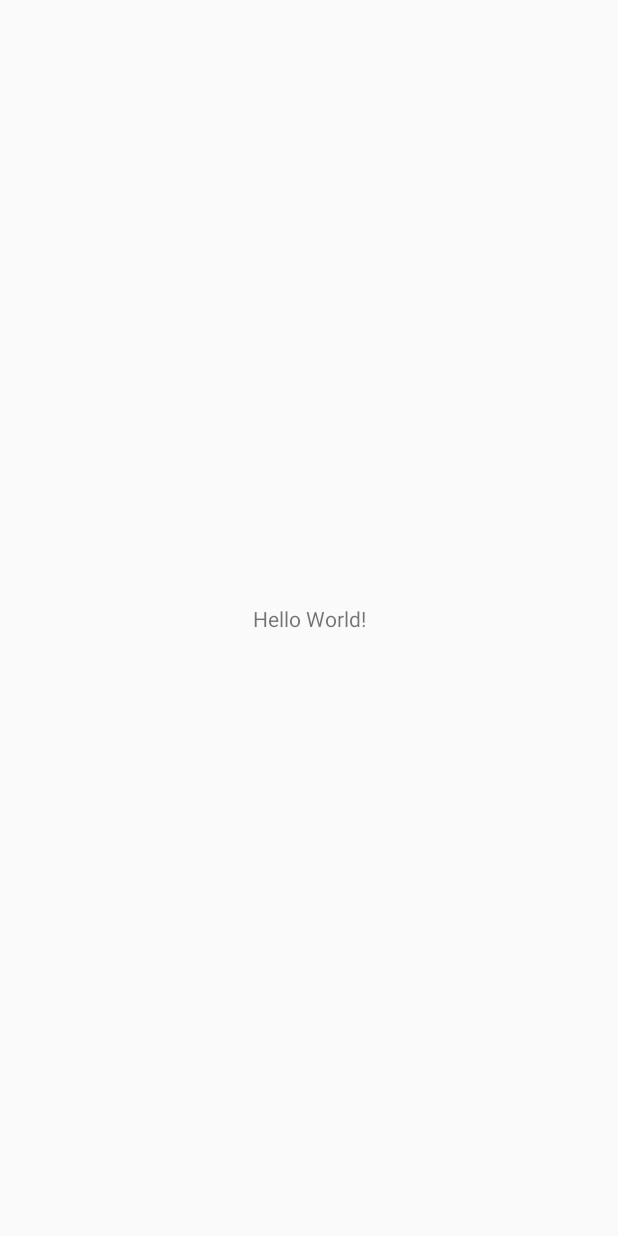
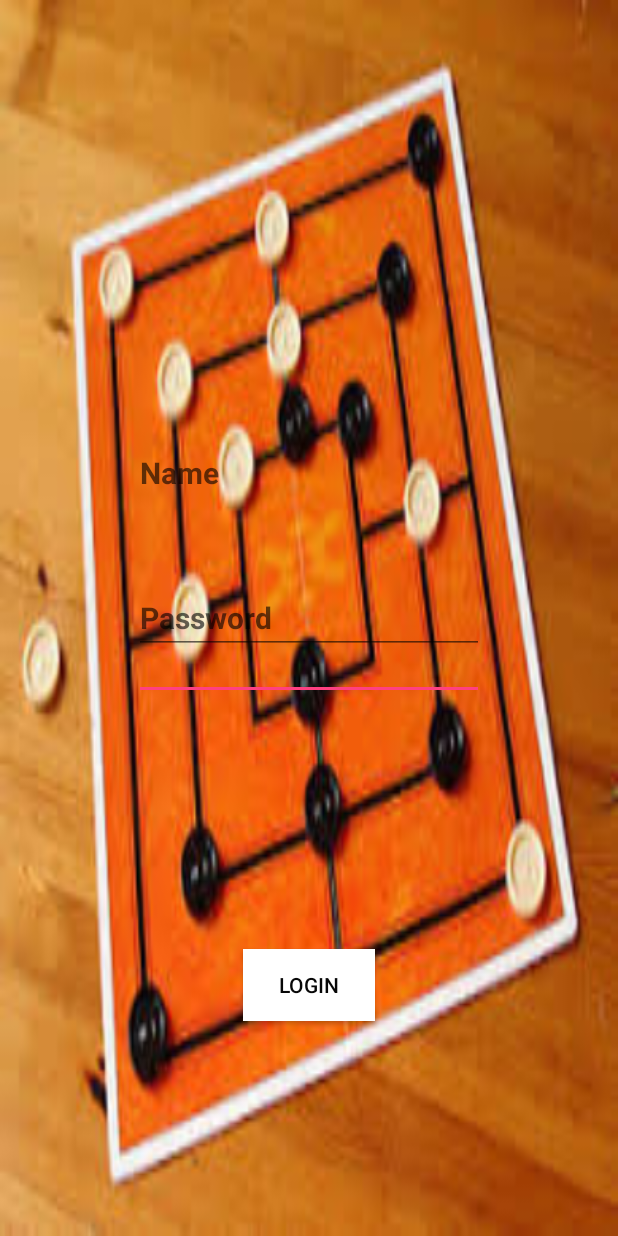
Before and after one commit to 702Hussein/Muehle, an Android app: the screen it shows after launch (MainActivity), on a phone screen of 412 x 824 dp. Before the commit the screen is almost empty. Run offline under Robolectric (Android 15) with nearby library versions, the phone set to English and light mode, and no system bars; 1 statement that could not run was skipped.

Commit message:
Created the Login layout not finish yet

```diff
--- a/app/build.gradle
+++ b/app/build.gradle
@@ -25,4 +25,5 @@ dependencies {
     testImplementation 'junit:junit:4.12'
     androidTestImplementation 'com.android.support.test:runner:1.0.2'
     androidTestImplementation 'com.android.support.test.espresso:espresso-core:3.0.2'
+    implementation 'com.android.support:design:28.0.0'
 }
--- a/app/src/main/java/com/example/abdelgani/muehle/MainActivity.java
+++ b/app/src/main/java/com/example/abdelgani/muehle/MainActivity.java
@@ -2,12 +2,34 @@ package com.example.abdelgani.muehle;
 
 import android.support.v7.app.AppCompatActivity;
 import android.os.Bundle;
+import android.widget.Button;
+import android.widget.EditText;
 
 public class MainActivity extends AppCompatActivity {
+
+    private EditText Name;
+    private EditText password;
+    private Button Login;
+
+    Button mButton = (Button) findViewById(R.id.btnLoginID);
 
     @Override
     protected void onCreate(Bundle savedInstanceState) {
         super.onCreate( savedInstanceState );
         setContentView( R.layout.activity_main );
+
+        Name = (EditText)findViewById( R.id.NameID );
+        password = (EditText)findViewById( R.id.passwordID );
+        Login = (Button)findViewById( R.id.btnLoginID );
+
     }
+//https://www.youtube.com/watch?v=lF5m4o_CuNg
+
+    private void validate (String userName, String userPassword)
+    {
+
+    }
+
+
+
 }
--- a/app/src/main/res/layout/activity_main.xml
+++ b/app/src/main/res/layout/activity_main.xml
@@ -1,22 +1,56 @@
 <?xml version="1.0" encoding="utf-8"?>
-<android.support.constraint.ConstraintLayout xmlns:android="http://schemas.android.com/apk/res/android"
+<RelativeLayout xmlns:android="http://schemas.android.com/apk/res/android"
     xmlns:app="http://schemas.android.com/apk/res-auto"
     xmlns:tools="http://schemas.android.com/tools"
+    android:id="@+id/LoginID"
     android:layout_width="match_parent"
     android:layout_height="match_parent"
+    android:background="@drawable/login_background"
     tools:context=".MainActivity">
 
-    <TextView
-        android:layout_width="wrap_content"
-        android:layout_height="wrap_content"
-        android:text="Hello World!"
-        app:layout_constraintBottom_toBottomOf="parent"
-        app:layout_constraintLeft_toLeftOf="parent"
-        app:layout_constraintRight_toRightOf="parent"
-        app:layout_constraintTop_toTopOf="parent" />
 
     <!-- repository github:  AS https://www.youtube.com/watch?v=_d4fFFAJKVA
          gitHub Tut:    https://www.youtube.com/watch?v=SWYqp7iY_Tc
     -->
 
-</android.support.constraint.ConstraintLayout>
+    <EditText
+        android:id="@+id/NameID"
+        android:layout_width="wrap_content"
+        android:layout_height="wrap_content"
+        android:layout_alignParentTop="true"
+        android:layout_alignParentBottom="true"
+        android:layout_centerHorizontal="true"
+        android:layout_marginTop="164dp"
+        android:layout_marginBottom="357dp"
+        android:ems="10"
+        android:fontFamily="sans-serif"
+        android:hint="Name"
+        android:inputType="textPersonName"
+        android:textSize="20sp"
+        android:textStyle="bold" />
+
+    <EditText
+        android:id="@+id/passwordID"
+        android:layout_width="wrap_content"
+        android:layout_height="wrap_content"
+        android:layout_centerHorizontal="true"
+        android:layout_centerVertical="true"
+        android:ems="10"
+        android:hint="Password"
+        android:inputType="textPassword"
+        android:textSize="20sp"
+        android:textStyle="bold" />
+
+    <Button
+        android:id="@+id/btnLoginID"
+        android:layout_width="wrap_content"
+        android:layout_height="wrap_content"
+        android:layout_alignParentBottom="true"
+        android:layout_centerHorizontal="true"
+        android:layout_marginBottom="143dp"
+        android:background="@android:color/background_light"
+        android:text="Login"
+        android:textColor="@color/colorPrimaryDark" />
+
+
+</RelativeLayout>
--- a/app/src/main/res/values/colors.xml
+++ b/app/src/main/res/values/colors.xml
@@ -1,6 +1,6 @@
 <?xml version="1.0" encoding="utf-8"?>
 <resources>
     <color name="colorPrimary">#3F51B5</color>
-    <color name="colorPrimaryDark">#303F9F</color>
+    <color name="colorPrimaryDark">#070707</color>
     <color name="colorAccent">#FF4081</color>
 </resources>
--- a/build.gradle
+++ b/build.gradle
@@ -7,7 +7,7 @@ buildscript {
         jcenter()
     }
     dependencies {
-        classpath 'com.android.tools.build:gradle:3.1.4'
+        classpath 'com.android.tools.build:gradle:3.2.0'
 
 
         // NOTE: Do not place your application dependencies here; they belong
```
Also changed, not shown: app/src/main/res/drawable/ic_launcher_background.xml (+70 -166 lines), app/src/main/res/drawable-v24/login_background.png (added), gradle/wrapper/gradle-wrapper.properties.
